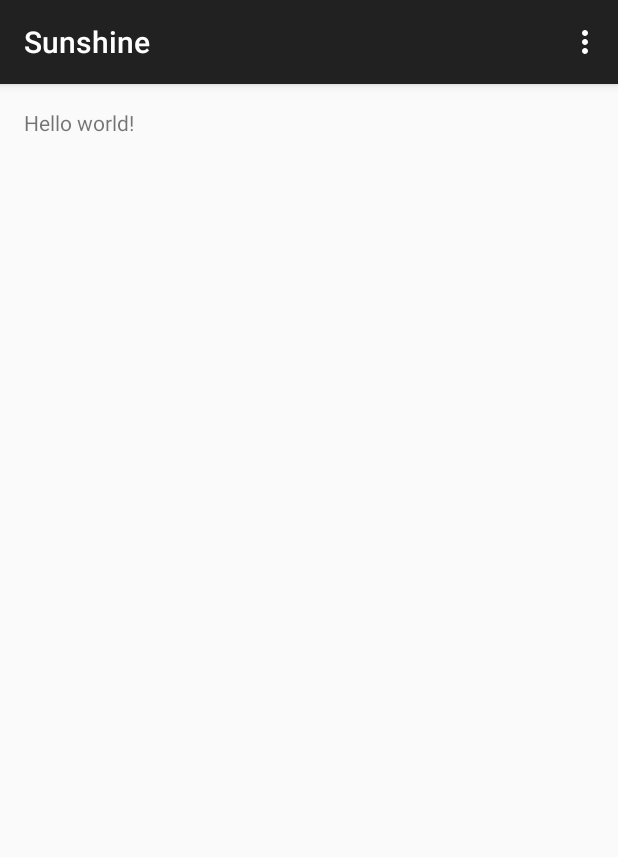
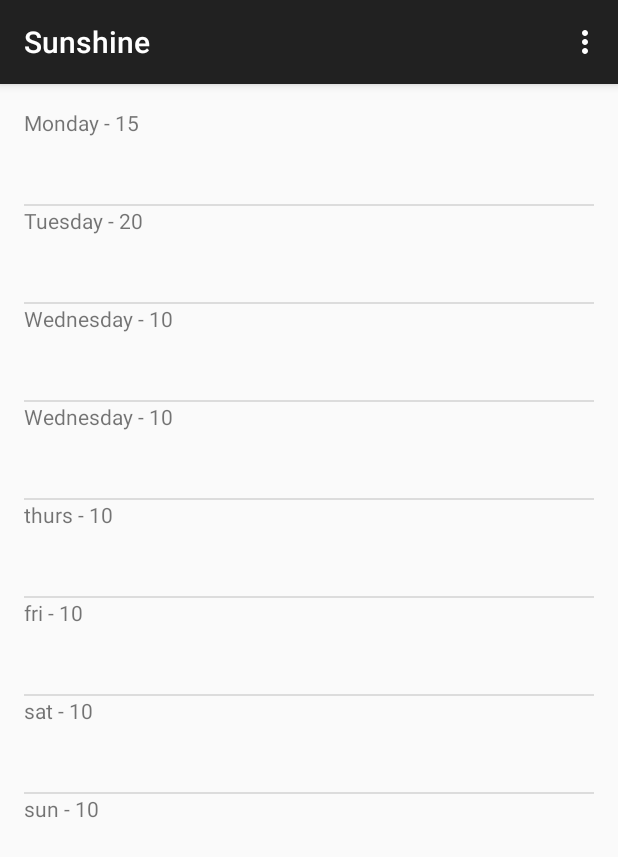
Before and after one commit to Sander1992/Sunshine, an Android app: the screen it shows after launch (MainActivity), on a phone screen of 412 x 824 dp. Shown: the top 857 px of the screen. Run offline under Robolectric (Android 15) with nearby library versions, the phone set to English and light mode, and no system bars.

Commit message:
Adding List Adapter containing mock data

```diff
--- a/app/src/main/java/com/example/sander/sunshine/app/MainActivity.java
+++ b/app/src/main/java/com/example/sander/sunshine/app/MainActivity.java
@@ -1,15 +1,19 @@
 package com.example.sander.sunshine.app;
 
+import android.os.Bundle;
+import android.support.v4.app.Fragment;
 import android.support.v7.app.ActionBarActivity;
-import android.support.v7.app.ActionBar;
-import android.support.v4.app.Fragment;
-import android.os.Bundle;
 import android.view.LayoutInflater;
 import android.view.Menu;
 import android.view.MenuItem;
 import android.view.View;
 import android.view.ViewGroup;
-import android.os.Build;
+import android.widget.ArrayAdapter;
+import android.widget.ListView;
+
+import java.util.ArrayList;
+import java.util.Arrays;
+import java.util.List;
 
 
 public class MainActivity extends ActionBarActivity {
@@ -25,7 +29,7 @@ public class MainActivity extends ActionBarActivity {
         }
     }
 
-
+//mock comment
     @Override
     public boolean onCreateOptionsMenu(Menu menu) {
         // Inflate the menu; this adds items to the action bar if it is present.
@@ -59,7 +63,30 @@ public class MainActivity extends ActionBarActivity {
         @Override
         public View onCreateView(LayoutInflater inflater, ViewGroup container,
                                  Bundle savedInstanceState) {
+            String[] mockData = {
+                    "Monday - 15",
+                    "Tuesday - 20",
+                    "Wednesday - 10",
+                    "Wednesday - 10",
+                    "thurs - 10",
+                    "fri - 10",
+                    "sat - 10",
+                    "sun - 10"
+        };
+
+            List<String> weekForecast = new ArrayList<String>(Arrays.asList(mockData));
+
+            ArrayAdapter<String> forecastAdapter =
+                    new ArrayAdapter<String>(
+                            getActivity(), // The current context (this activity)
+                            R.layout.list_item_forecast, // The name of the layout ID.
+                            R.id.list_item_forecast_textview, // The ID of the textview to populate.
+                            weekForecast);
+
             View rootView = inflater.inflate(R.layout.fragment_main, container, false);
+
+            ListView listView = (ListView) rootView.findViewById(R.id.listview_forecast);
+            listView.setAdapter(forecastAdapter);
             return rootView;
         }
     }
--- a/app/src/main/res/layout/fragment_main.xml
+++ b/app/src/main/res/layout/fragment_main.xml
@@ -1,12 +1,15 @@
-<RelativeLayout xmlns:android="http://schemas.android.com/apk/res/android"
+<FrameLayout xmlns:android="http://schemas.android.com/apk/res/android"
     xmlns:tools="http://schemas.android.com/tools" android:layout_width="match_parent"
     android:layout_height="match_parent" android:paddingLeft="@dimen/activity_horizontal_margin"
     android:paddingRight="@dimen/activity_horizontal_margin"
     android:paddingTop="@dimen/activity_vertical_margin"
     android:paddingBottom="@dimen/activity_vertical_margin"
-    tools:context=".MainActivity$PlaceholderFragment">
+    tools:context=".MainActivity$PlaceholderFragment"
+    >
 
-    <TextView android:text="@string/hello_world" android:layout_width="wrap_content"
-        android:layout_height="wrap_content" />
+    <ListView
+        android:layout_width="wrap_content"
+        android:layout_height="wrap_content"
+        android:id="@+id/listview_forecast"/>
 
-</RelativeLayout>
+</FrameLayout>
--- /dev/null
+++ b/app/src/main/res/layout/list_item_forecast.xml
@@ -0,0 +1,8 @@
+<?xml version="1.0" encoding="utf-8"?>
+<TextView xmlns:android="http://schemas.android.com/apk/res/android"
+    android:layout_width="match_parent"
+    android:layout_height="wrap_content"
+    android:minHeight="?android:attr/listPreferredItemHeight"
+    android:id="@+id/list_item_forecast_textview">
+
+</TextView>
```
Also changed, not shown: 1 other file.
